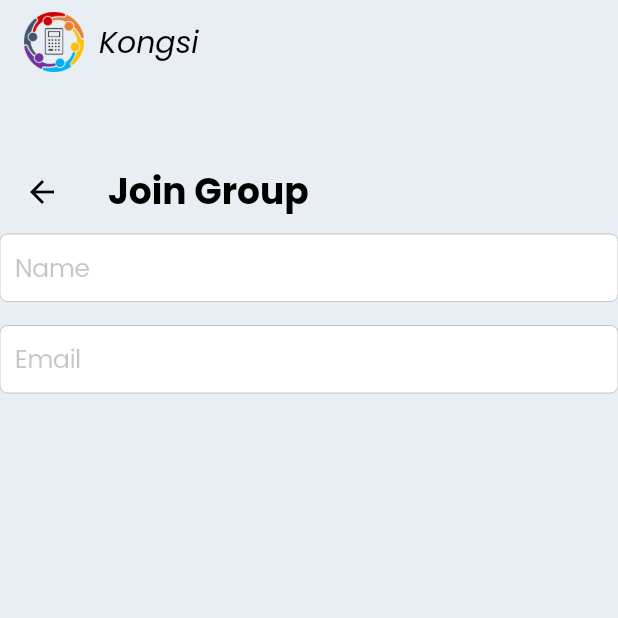
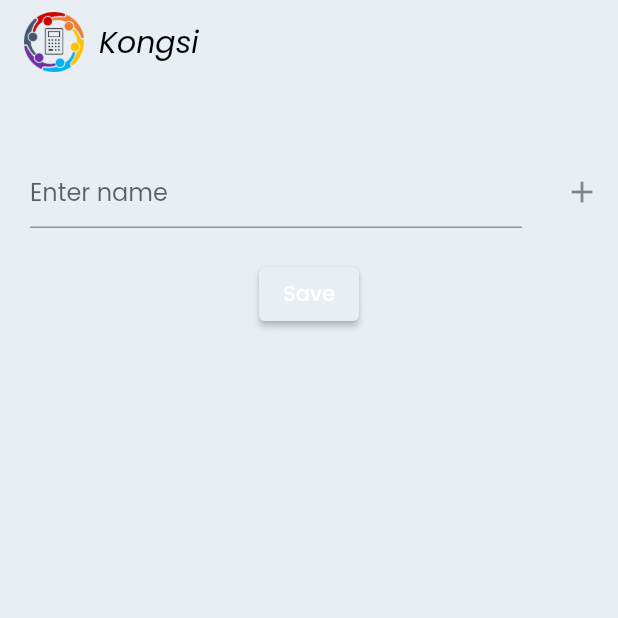
Before and after one commit to imranovvv/KONGSI, a Flutter app: the JoinGroup screen opened directly, on a phone screen of 412 x 824 dp, the top half of it. Run offline on Flutter 3.47's test engine with Material 2 defaults, Android fonts, the phone set to English and light mode, and no system bars; our stand-ins replace cloud_firestore, dropdown_search, firebase_auth, firebase_core, flutter_speed_dial, google_fonts; accounts and stored records are empty; generated files the repository leaves out were written again.

Commit message:
Updated New Group page

```diff
--- a/lib/screens/joingroup.dart
+++ b/lib/screens/joingroup.dart
@@ -1,6 +1,4 @@
-import 'package:flutter/cupertino.dart';
 import 'package:flutter/material.dart';
-import 'package:google_fonts/google_fonts.dart';
 import 'package:kongsi/components/appbar.dart';
 
 class JoinGroup extends StatefulWidget {
@@ -11,47 +9,79 @@ class JoinGroup extends StatefulWidget {
 }
 
 class _JoinGroupState extends State<JoinGroup> {
-  TextEditingController nameController = TextEditingController();
-  TextEditingController emailController = TextEditingController();
+  List<String> items = [];
+  TextEditingController textController = TextEditingController();
+
+  void addMember(String name) {
+    setState(() {
+      items.add(name);
+      textController.clear();
+    });
+  }
+
+  void removeMember(int index) {
+    setState(() {
+      items.removeAt(index);
+    });
+  }
+
   @override
   Widget build(BuildContext context) {
     return Scaffold(
       appBar: const CustomAppBar(showLogoutButton: false),
-      body: Column(
+      body: SingleChildScrollView(
+        child: Column(
           children: [
-          Column(
-            mainAxisAlignment: MainAxisAlignment.center,
-            children: [
-              AppBar(
-                title: const Text(
-                  'Join Group',
-                  style: TextStyle(
-                    fontSize: 24,
-                    fontWeight: FontWeight.bold,
+            ListView.builder(
+              shrinkWrap: true,
+              itemCount: items.length + 1,
+              itemBuilder: (context, index) {
+                if (index < items.length) {
+                  return ListTile(
+                    contentPadding: const EdgeInsets.only(left: 20.0),
+                    title: Text(items[index]),
+                    trailing: IconButton(
+                      icon: const Icon(Icons.clear),
+                      onPressed: () {
+                        removeMember(index);
+                      },
+                    ),
+                  );
+                } else {
+                  return ListTile(
+                    contentPadding: const EdgeInsets.only(left: 20.0),
+                    title: TextField(
+                      controller: textController,
+                      decoration: const InputDecoration(
+                        hintText: 'Enter name', // Add hint text here
                       ),
                     ),
+                    trailing: Padding(
+                      padding: const EdgeInsets.only(
+                          right: 0.0), // Adjust the padding value here
+                      child: IconButton(
+                        icon: const Icon(Icons.add),
+                        onPressed: () {
+                          addMember(textController.text);
+                        },
                       ),
-              CupertinoTextField(
-                placeholder: 'Name',
-                controller: nameController,
-                keyboardType: TextInputType.text,
-                padding: const EdgeInsets.all(10.0),
-                clearButtonMode: OverlayVisibilityMode.editing,
-                style: GoogleFonts.poppins(),
                     ),
-              const SizedBox(height: 16.0),
-              CupertinoTextField(
-                placeholder: 'Email',
-                controller: emailController,
-                keyboardType: TextInputType.emailAddress,
-                padding: const EdgeInsets.all(10.0),
-                clearButtonMode: OverlayVisibilityMode.editing,
-                style: GoogleFonts.poppins(),
+                  );
+                }
+              },
             ),
-              const SizedBox(height: 16.0),
+            Padding(
+              padding:
+                  const EdgeInsets.all(16.0), // Adjust the padding as needed
+              child: ElevatedButton(
+                onPressed: () {
+                  // Add your save action here
+                },
+                child: Text('Save'),
+              ),
+            ),
           ],
         ),
-        ],
       ),
     );
   }
```
Also changed, not shown: lib/screens/newgroup.dart (+121 -26 lines). Lines whose indentation alone changed are shown as unchanged.
